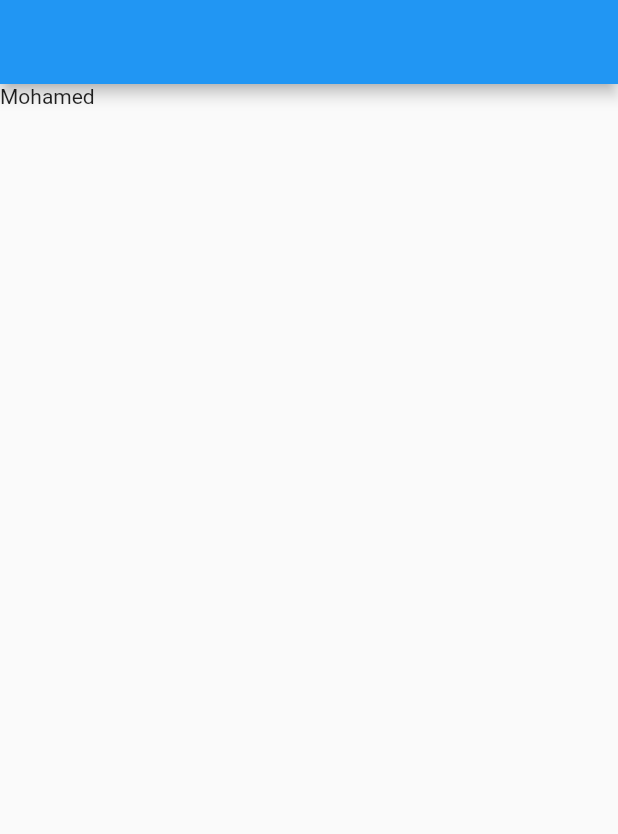
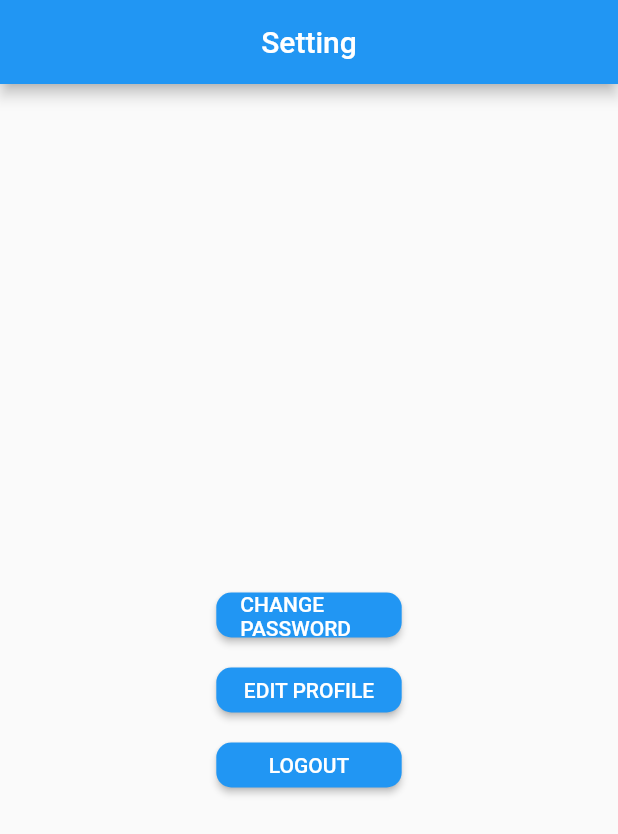
Before and after one commit to Hazem010h/cloud-final-project, a Flutter app: the SettingScreen screen opened directly, on a phone screen of 412 x 824 dp. Shown: the top 834 px of the screen. Run offline on Flutter 3.47's test engine with Material 2 defaults, Android fonts, the phone set to English and light mode, and no system bars; our stand-ins replace bloc, conditional_builder_null_safety, dio, flutter_bloc, shared_preferences; accounts and stored records are empty; network calls fail.

Commit message:
setting_screen

```diff
--- a/cloud_website/lib/main.dart
+++ b/cloud_website/lib/main.dart
@@ -1,11 +1,14 @@
-import 'package:bloc/bloc.dart';
 import 'package:cloud_website/login_screen/login_screen.dart';
+import 'package:cloud_website/main_screens/cubit/main_cubit.dart';
 import 'package:cloud_website/main_screens/setting_screen.dart';
 import 'package:cloud_website/shared/bloc_observer.dart';
 import 'package:cloud_website/shared/components/constants.dart';
 import 'package:cloud_website/shared/network/local/cache_helper.dart';
 import 'package:cloud_website/shared/network/remote/dio_helper.dart';
 import 'package:flutter/material.dart';
+import 'package:flutter_bloc/flutter_bloc.dart';
+
+import 'main_screens/cubit/main_states.dart';
 
 void main() async{
   Bloc.observer=MyBlocObserver();
@@ -29,9 +32,12 @@ class MyApp extends StatelessWidget {
   // This widget is the root of your application.
   @override
   Widget build(BuildContext context) {
-    return  MaterialApp(
-      debugShowCheckedModeBanner: false,
-      home: startPage,
+    return  BlocProvider(
+      create: (BuildContext context)=>MainCubit()..getUserData(),
+      child:MaterialApp(
+        debugShowCheckedModeBanner: false,
+        home: startPage,
+      ),
     );
   }
 }
--- /dev/null
+++ b/cloud_website/lib/main_screens/cubit/main_cubit.dart
@@ -0,0 +1,43 @@
+import 'package:cloud_website/login_screen/login_screen.dart';
+import 'package:cloud_website/main_screens/cubit/main_states.dart';
+import 'package:cloud_website/models/user_model.dart';
+import 'package:cloud_website/shared/components/components.dart';
+import 'package:cloud_website/shared/components/constants.dart';
+import 'package:cloud_website/shared/network/local/cache_helper.dart';
+import 'package:cloud_website/shared/network/remote/dio_helper.dart';
+import 'package:flutter_bloc/flutter_bloc.dart';
+
+class MainCubit extends Cubit<MainStates>{
+
+  MainCubit():super(MainInitialState());
+
+  static MainCubit get(context)=>BlocProvider.of(context);
+
+  UserModel?userModel;
+
+  getUserData(){
+    emit(GetUserDataLoadingState());
+    DioHelper.getData(
+      url: 'accounts/get',
+      query: {
+        'id':uId,
+      }
+    ).then((value){
+      print(value.data);
+      print(uId);
+      userModel=UserModel.fromJson(value.data);
+      emit(GetUserDataSuccessState());
+    });
+  }
+
+  logout({required context}){
+    CacheHelper.removeKey(key: 'uId').then((value){
+      emit(LogoutSuccessState());
+      navigateToFinish(
+          context: context,
+          screen: const LoginScreen(),
+      );
+    });
+  }
+
+}
--- /dev/null
+++ b/cloud_website/lib/main_screens/cubit/main_states.dart
@@ -0,0 +1,11 @@
+abstract class MainStates {}
+
+class MainInitialState extends MainStates{}
+
+class LogoutSuccessState extends MainStates{}
+
+class GetUserDataLoadingState extends MainStates{}
+
+class GetUserDataSuccessState extends MainStates{}
+
+class GetUserDataErrorState extends MainStates{}
--- a/cloud_website/lib/main_screens/setting_screen.dart
+++ b/cloud_website/lib/main_screens/setting_screen.dart
@@ -1,19 +1,91 @@
+import 'package:cloud_website/main_screens/cubit/main_cubit.dart';
+import 'package:cloud_website/main_screens/cubit/main_states.dart';
+import 'package:cloud_website/shared/components/components.dart';
 import 'package:flutter/material.dart';
+import 'package:flutter_bloc/flutter_bloc.dart';
+
 
 class SettingScreen extends StatelessWidget {
   const SettingScreen({Key? key}) : super(key: key);
 
   @override
   Widget build(BuildContext context) {
-    return Scaffold(
-      appBar: AppBar(),
-      body: Column(
-        children:const [
-          Text(
-            'Mohamed',
-          ),
-        ],
-      ),
+    return BlocConsumer<MainCubit,MainStates>(
+        listener: (context,state){},
+        builder: (context,state){
+          var cubit=MainCubit.get(context);
+          return Scaffold(
+            appBar: AppBar(
+              centerTitle: true,
+              title: const Text(
+                  'Setting'
+              ),
+            ),
+            body: Center(
+              child: SingleChildScrollView(
+                child: Padding(
+                  padding: const EdgeInsets.all(20.0),
+                  child: Column(
+                    children: [
+                      // Text(
+                      //   'Hello: ${cubit.userModel!.user!.name}',
+                      //   style: const TextStyle(
+                      //       fontSize: 16,
+                      //       fontWeight: FontWeight.w900
+                      //   ),
+                      // ),
+                      const SizedBox(
+                        height: 20,
+                      ),
+                      // Text(
+                      //   'Email: ${cubit.userModel!.user!.email}',
+                      //   style: const TextStyle(
+                      //       fontSize: 16,
+                      //       fontWeight: FontWeight.w900
+                      //   ),
+                      // ),
+                      const SizedBox(
+                        height: 20,
+                      ),
+                      defaultButton(
+                          width: MediaQuery.of(context).size.width*0.3,
+                          height: 30,
+                          label: 'Change password',
+                          function: (){
+
+                          }
+                      ),
+                      const SizedBox(
+                        height: 20,
+                      ),
+                      defaultButton(
+                          width: MediaQuery.of(context).size.width*0.3,
+                          height: 30,
+                          label: 'Edit profile',
+                          function: (){
+
+                          }
+                      ),
+                      const SizedBox(
+                        height: 20,
+                      ),
+                      defaultButton(
+                          width: MediaQuery.of(context).size.width*0.3,
+                          height: 30,
+                          label: 'Logout',
+                          function: (){
+                            cubit.logout(context: context);
+                          }
+                      ),
+
+
+                    ],
+                  ),
+                ),
+              ),
+            ),
+          );
+        }
     );
   }
 }
```
Also changed, not shown: 1 other file.
